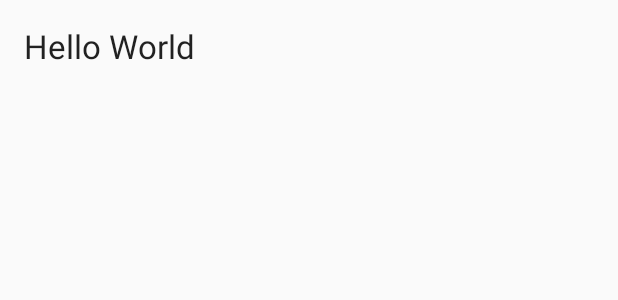
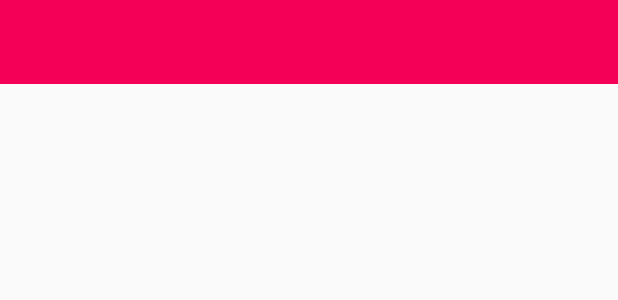
Before and after one commit to wathika/Mat-Design, an Android app: the layout activity_main.xml on its own in the app's theme, with its tools: preview values and no code run, on a phone screen of 412 x 824 dp. Shown: the top 300 px of the screen. Run offline under Robolectric (Android 15) with nearby library versions, the phone set to English and light mode, and no system bars.

Commit message:
add toolbar(actionbar)

```diff
--- a/app/src/main/res/layout/activity_main.xml
+++ b/app/src/main/res/layout/activity_main.xml
@@ -1,17 +1,20 @@
 <RelativeLayout xmlns:android="http://schemas.android.com/apk/res/android"
-    xmlns:tools="http://schemas.android.com/tools" android:layout_width="match_parent"
-    android:layout_height="match_parent" android:paddingLeft="@dimen/activity_horizontal_margin"
-    android:paddingRight="@dimen/activity_horizontal_margin"
-    android:paddingTop="@dimen/activity_vertical_margin"
-    android:paddingBottom="@dimen/activity_vertical_margin" tools:context=".MainActivity">
+    xmlns:tools="http://schemas.android.com/tools"
+    android:layout_width="match_parent"
+    android:layout_height="match_parent"
+    tools:context=".MainActivity">
 
 
-    <TextView
-        android:layout_width="match_parent"
+    <LinearLayout
+        android:layout_width="fill_parent"
         android:layout_height="wrap_content"
-        android:textAppearance="?android:attr/textAppearanceLarge"
-        android:text="@string/hello_world"
-        android:id="@+id/textView"
-        android:layout_alignParentTop="true"
-        android:layout_alignParentStart="true" />
+        android:orientation="vertical">
+
+        <include
+            android:id="@+id/toobar"
+            layout="@layout/toolbar"/>
+
+
+
+    </LinearLayout>
 </RelativeLayout>
--- /dev/null
+++ b/app/src/main/res/layout/toolbar.xml
@@ -0,0 +1,10 @@
+<?xml version="1.0" encoding="utf-8"?>
+<android.support.v7.widget.Toolbar xmlns:android="http://schemas.android.com/apk/res/android"
+    xmlns:local="http://schemas.android.com/apk/res-auto"
+    android:id="@+id/toobar"
+    android:layout_width="match_parent"
+    android:layout_height="wrap_content"
+    android:minHeight="?attr/actionBarSize"
+    android:background="?attr/colorPrimary"
+    local:theme="@style/ThemeOverlay.AppCompat.Dark.ActionBar"
+    local:popupTheme="@style/ThemeOverlay.AppCompat.Light"/>
```
